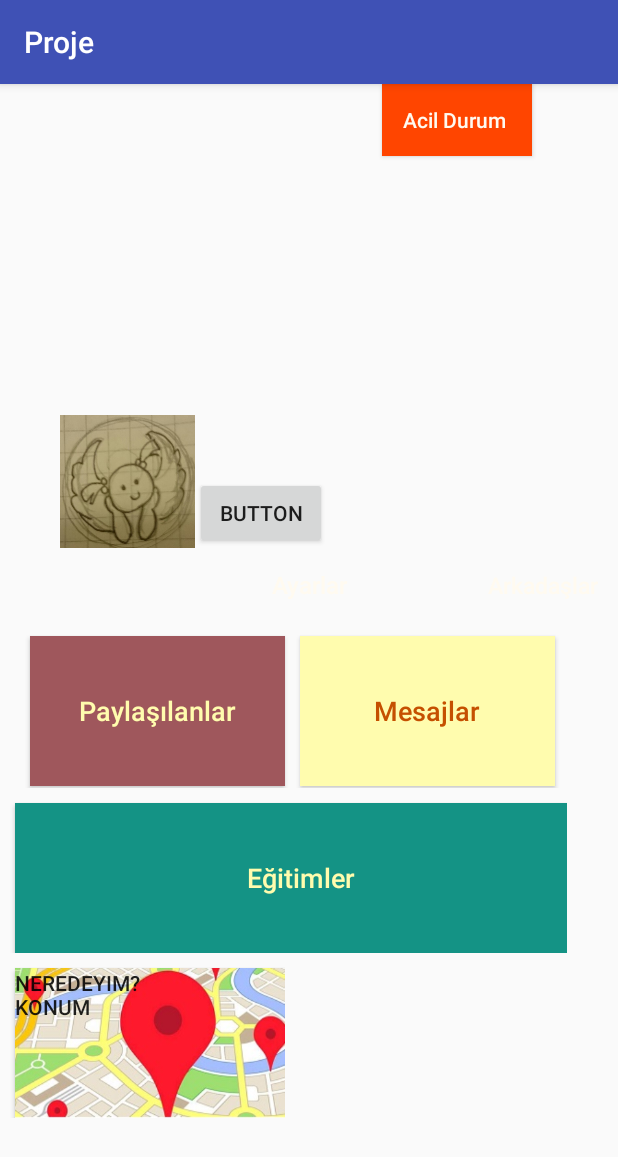
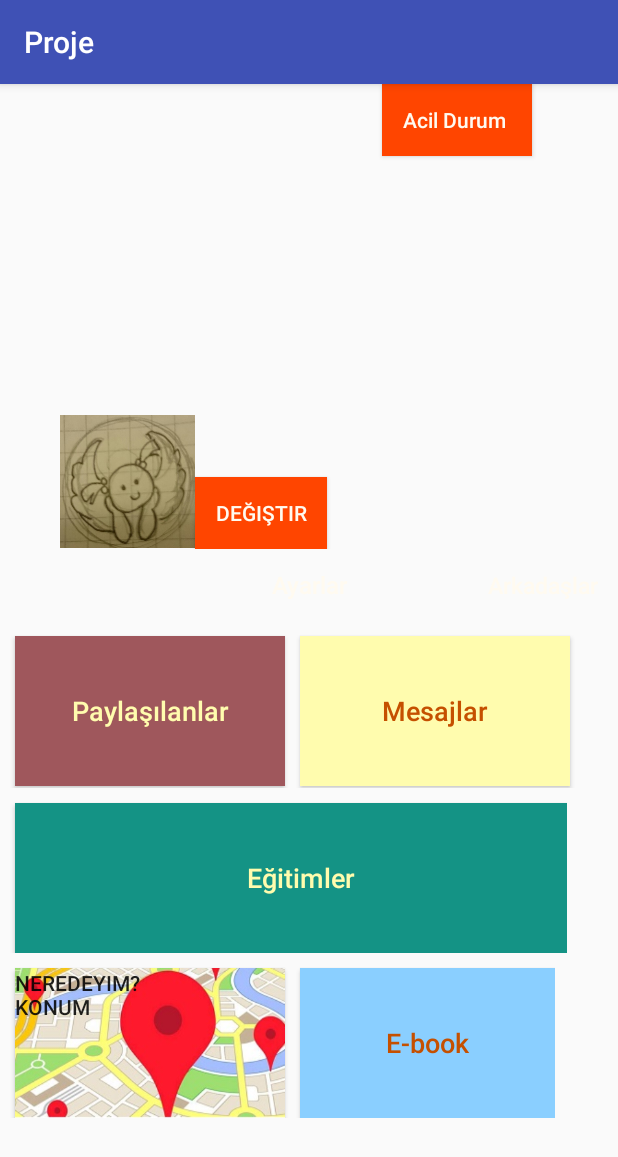
Before and after one commit to SezinKokum/ProjeX, an Android app: the Profil screen opened directly, with no data from a screen before it, on a phone screen of 412 x 824 dp. Shown: the top 1157 px of the screen. Run offline under Robolectric (Android 15) with nearby library versions, the phone set to English and light mode, and no system bars; pictures from the network do not load.

Commit message:
Profil version 1.0.1

```diff
--- a/app/src/main/res/layout/activity_home_page.xml
+++ b/app/src/main/res/layout/activity_home_page.xml
@@ -4,6 +4,7 @@
     xmlns:tools="http://schemas.android.com/tools"
     android:layout_width="match_parent"
     android:layout_height="match_parent"
+    android:background="@drawable/kayit"
     tools:context="com.tatlicilar.proje.HomePage">
 
     <Button
--- a/app/src/main/res/layout/activity_profil.xml
+++ b/app/src/main/res/layout/activity_profil.xml
@@ -40,7 +40,9 @@
             android:id="@+id/resimdegistirBtn"
             android:layout_width="wrap_content"
             android:layout_height="wrap_content"
-            android:text="Button"
+            android:text="değiştir"
+            android:background="#FF4500"
+            android:textColor="#FFFAF0"
             android:layout_alignParentBottom="true"
             android:layout_toEndOf="@+id/profilResmi" />
 
@@ -92,8 +94,8 @@
             android:layout_weight="0.12">
 
             <Button
-                android:layout_marginLeft="20dp"
-                android:layout_width="170dp"
+                android:layout_marginLeft="10dp"
+                android:layout_width="180dp"
                 android:layout_height="100dp"
                 android:layout_marginTop="10dp"
                 android:background="#9F575C"
@@ -104,7 +106,7 @@
                 android:id="@+id/paylasilanBtn"/>
 
             <Button
-                android:layout_width="170dp"
+                android:layout_width="180dp"
                 android:layout_height="100dp"
                 android:layout_marginLeft="200dp"
                 android:layout_marginTop="10dp"
@@ -146,6 +148,19 @@
                 android:text="Neredeyim?
                 Konum"
                 android:id="@+id/konumBtn"/>
+
+            <Button
+                android:layout_width="170dp"
+                android:layout_height="100dp"
+                android:layout_marginLeft="200dp"
+                android:layout_marginTop="10dp"
+                android:background="#8acfff"
+                android:text="E-book"
+                android:textAllCaps="false"
+                android:textColor="#c55000"
+                android:textSize="18dp"
+                android:id="@+id/e-bookBtn"/>
+
         </RelativeLayout>
 
 
```
